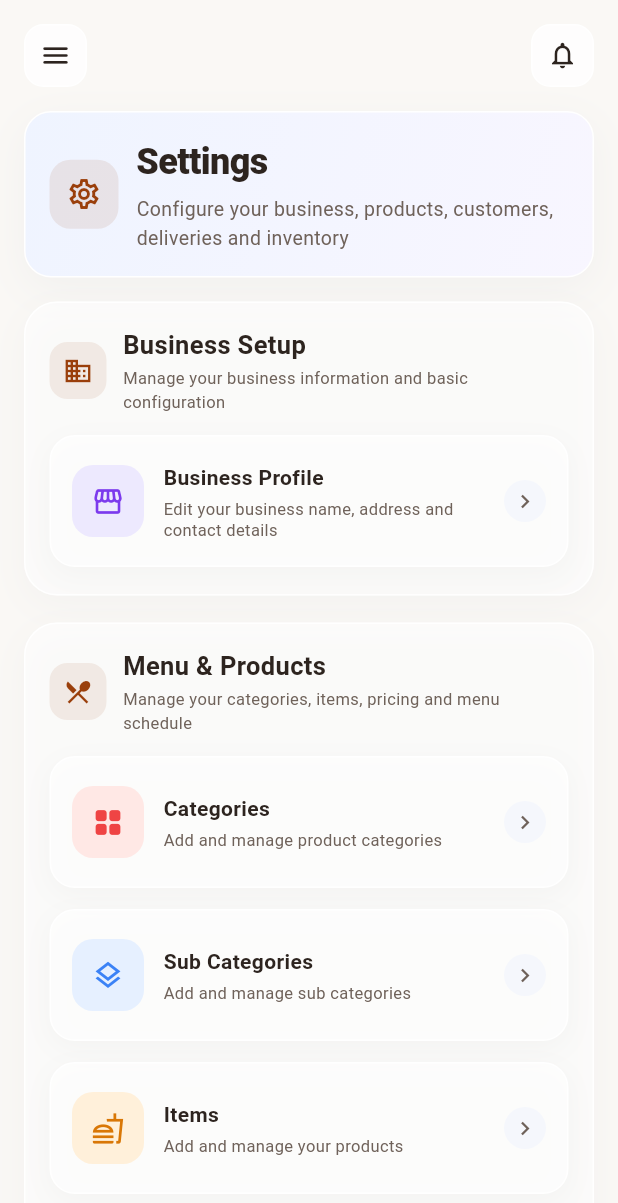
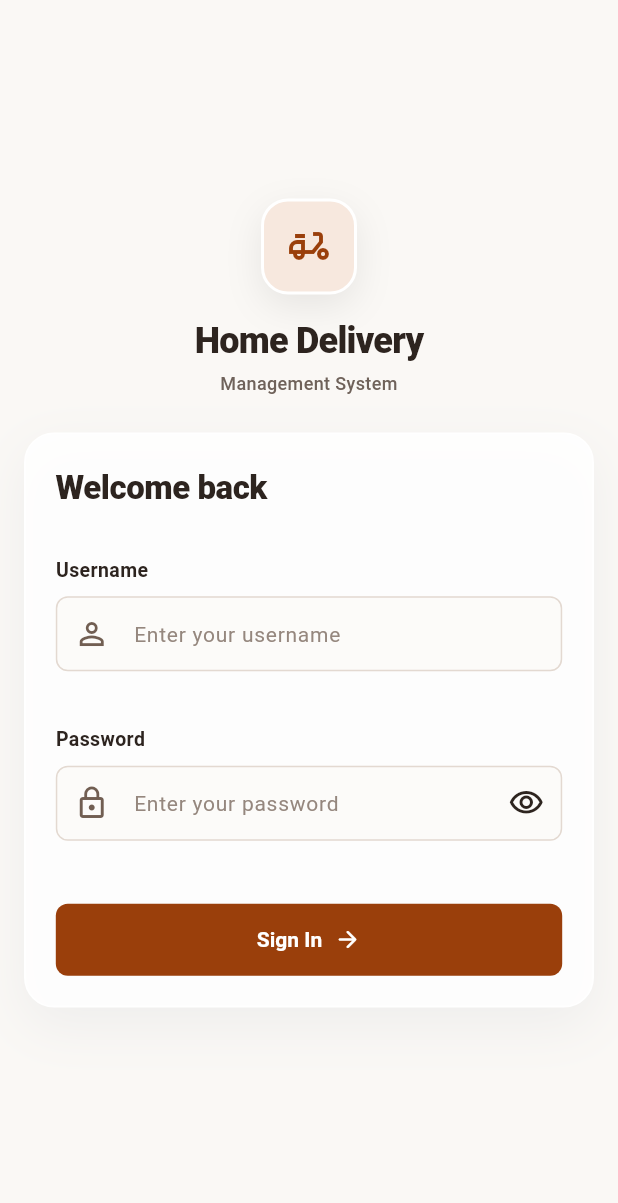
Before and after one commit to vedyainfotech/hd_pos, a Flutter app: the screen it shows after launch, on a phone screen of 412 x 824 dp. Shown: the top 1203 px of the screen. Run offline on Flutter 3.47's test engine with Material 3 defaults, Android fonts, the phone set to English and light mode, and no system bars.

Commit message:
Settings screen login

```diff
--- a/frontend/lib/features/auth/screens/login_Screen.dart
+++ b/frontend/lib/features/auth/screens/login_Screen.dart
@@ -0,0 +1,394 @@
+import 'package:flutter/material.dart';
+
+import '../../../core/theme/theme.dart';
+import '../../settings/screens/home_delivery_settings_screen.dart';
+
+class LoginScreen extends StatefulWidget {
+  const LoginScreen({super.key});
+
+  @override
+  State<LoginScreen> createState() => _LoginScreenState();
+}
+
+class _LoginScreenState extends State<LoginScreen> {
+  final _formKey = GlobalKey<FormState>();
+
+  final _usernameController = TextEditingController();
+  final _passwordController = TextEditingController();
+
+  bool _obscurePassword = true;
+  bool _isLoading = false;
+
+  @override
+  void dispose() {
+    _usernameController.dispose();
+    _passwordController.dispose();
+    super.dispose();
+  }
+
+  // ============================================================
+  // LOGIN
+  // ============================================================
+
+  Future<void> _login() async {
+    FocusScope.of(context).unfocus();
+
+    if (!_formKey.currentState!.validate()) {
+      return;
+    }
+
+    setState(() {
+      _isLoading = true;
+    });
+
+    // UI-only login for now.
+    // Backend authentication will be connected later.
+    await Future.delayed(
+      const Duration(milliseconds: 700),
+    );
+
+    if (!mounted) return;
+
+    setState(() {
+      _isLoading = false;
+    });
+
+    Navigator.pushReplacement(
+      context,
+      MaterialPageRoute(
+        builder: (_) => const HomeDeliverySettingsScreen(),
+      ),
+    );
+  }
+
+  // ============================================================
+  // BUILD
+  // ============================================================
+
+  @override
+  Widget build(BuildContext context) {
+    return Scaffold(
+      backgroundColor: AppColors.background,
+      body: SafeArea(
+        child: LayoutBuilder(
+          builder: (context, constraints) {
+            final width = constraints.maxWidth;
+            final height = constraints.maxHeight;
+
+            final bool isMobile = width < 600;
+            final bool isTablet = width >= 600 && width < 1000;
+
+            final double cardWidth = isMobile
+                ? width - 32
+                : isTablet
+                    ? 440
+                    : 460;
+
+            return Center(
+              child: SingleChildScrollView(
+                padding: EdgeInsets.symmetric(
+                  horizontal: isMobile ? 16 : 24,
+                  vertical: 24,
+                ),
+                child: ConstrainedBox(
+                  constraints: BoxConstraints(
+                    maxWidth: cardWidth,
+                    minHeight: height > 700 ? 0 : height - 48,
+                  ),
+                  child: Column(
+                    mainAxisAlignment: MainAxisAlignment.center,
+                    children: [
+                      _buildBranding(
+                        isMobile: isMobile,
+                      ),
+
+                      SizedBox(
+                        height: isMobile ? 24 : 30,
+                      ),
+
+                      _buildLoginCard(
+                        isMobile: isMobile,
+                      ),
+
+                      const SizedBox(height: 20),
+                    ],
+                  ),
+                ),
+              ),
+            );
+          },
+        ),
+      ),
+    );
+  }
+
+  // ============================================================
+  // BRANDING
+  // ============================================================
+
+  Widget _buildBranding({
+    required bool isMobile,
+  }) {
+    return Column(
+      children: [
+        Container(
+          width: isMobile ? 64 : 72,
+          height: isMobile ? 64 : 72,
+          decoration: BoxDecoration(
+            color: AppColors.primarySoft,
+            borderRadius: BorderRadius.circular(
+              isMobile ? 18 : 20,
+            ),
+            border: Border.all(
+              color: Colors.white,
+              width: 2,
+            ),
+            boxShadow: [
+              BoxShadow(
+                color: AppColors.shadow,
+                blurRadius: 20,
+                offset: const Offset(0, 8),
+              ),
+            ],
+          ),
+          child: Icon(
+            Icons.delivery_dining_outlined,
+            color: AppColors.primary,
+            size: isMobile ? 32 : 36,
+          ),
+        ),
+
+        const SizedBox(height: 14),
+
+        Text(
+          'Home Delivery',
+          textAlign: TextAlign.center,
+          style: TextStyle(
+            color: AppColors.textPrimary,
+            fontSize: isMobile ? 24 : 28,
+            fontWeight: FontWeight.w800,
+            letterSpacing: -0.5,
+          ),
+        ),
+
+        const SizedBox(height: 3),
+
+        Text(
+          'Management System',
+          textAlign: TextAlign.center,
+          style: TextStyle(
+            color: AppColors.textSecondary,
+            fontSize: isMobile ? 12 : 13,
+            fontWeight: FontWeight.w500,
+          ),
+        ),
+      ],
+    );
+  }
+
+  // ============================================================
+  // LOGIN CARD
+  // ============================================================
+
+  Widget _buildLoginCard({
+    required bool isMobile,
+  }) {
+    return Container(
+      width: double.infinity,
+      padding: EdgeInsets.all(
+        isMobile ? 20 : 28,
+      ),
+      decoration: BoxDecoration(
+        color: Colors.white.withValues(
+          alpha: 0.88,
+        ),
+        borderRadius: BorderRadius.circular(
+          isMobile ? 20 : 24,
+        ),
+        border: Border.all(
+          color: Colors.white,
+          width: 1.2,
+        ),
+        boxShadow: [
+          BoxShadow(
+            color: const Color(0xFF64748B).withValues(
+              alpha: 0.08,
+            ),
+            blurRadius: 30,
+            offset: const Offset(0, 12),
+          ),
+        ],
+      ),
+      child: Form(
+        key: _formKey,
+        child: Column(
+          crossAxisAlignment: CrossAxisAlignment.start,
+          children: [
+            // ======================================================
+            // TITLE
+            // ======================================================
+
+            Text(
+              'Welcome back',
+              style: TextStyle(
+                color: AppColors.textPrimary,
+                fontSize: isMobile ? 22 : 24,
+                fontWeight: FontWeight.w800,
+                letterSpacing: -0.3,
+              ),
+            ),
+
+            const SizedBox(height: 6),
+
+            SizedBox(
+              height: isMobile ? 24 : 28,
+            ),
+
+            // ======================================================
+            // USERNAME
+            // ======================================================
+
+            const Text(
+              'Username',
+              style: TextStyle(
+                color: AppColors.textPrimary,
+                fontSize: 13,
+                fontWeight: FontWeight.w600,
+              ),
+            ),
+
+            const SizedBox(height: 8),
+
+            SizedBox(
+              height: 68,
+              child: TextFormField(
+                controller: _usernameController,
+                textInputAction: TextInputAction.next,
+                keyboardType: TextInputType.text,
+                decoration: const InputDecoration(
+                  hintText: 'Enter your username',
+                  prefixIcon: Icon(
+                    Icons.person_outline,
+                  ),
+                  errorStyle: TextStyle(
+                    fontSize: 11,
+                    height: 1.1,
+                  ),
+                ),
+                validator: (value) {
+                  if (value == null ||
+                      value.trim().isEmpty) {
+                    return 'Please enter your username';
+                  }
+
+                  return null;
+                },
+              ),
+            ),
+
+            const SizedBox(height: 18),
+
+            // ======================================================
+            // PASSWORD
+            // ======================================================
+
+            const Text(
+              'Password',
+              style: TextStyle(
+                color: AppColors.textPrimary,
+                fontSize: 13,
+                fontWeight: FontWeight.w600,
+              ),
+            ),
+
+            const SizedBox(height: 8),
+
+            SizedBox(
+              height: 68,
+              child: TextFormField(
+                controller: _passwordController,
+                obscureText: _obscurePassword,
+                textInputAction: TextInputAction.done,
+                onFieldSubmitted: (_) => _login(),
+                decoration: InputDecoration(
+                  hintText: 'Enter your password',
+                  prefixIcon: const Icon(
+                    Icons.lock_outline,
+                  ),
+                  suffixIcon: IconButton(
+                    tooltip: _obscurePassword
+                        ? 'Show password'
+                        : 'Hide password',
+                    onPressed: () {
+                      setState(() {
+                        _obscurePassword =
+                            !_obscurePassword;
+                      });
+                    },
+                    icon: Icon(
+                      _obscurePassword
+                          ? Icons.visibility_outlined
+                          : Icons.visibility_off_outlined,
+                    ),
+                  ),
+                  errorStyle: const TextStyle(
+                    fontSize: 11,
+                    height: 1.1,
+                  ),
+                ),
+                validator: (value) {
+                  if (value == null ||
+                      value.isEmpty) {
+                    return 'Please enter your password';
+                  }
+
+                  return null;
+                },
+              ),
+            ),
+
+            const SizedBox(height: 24),
+
+            // ======================================================
+            // SIGN IN BUTTON
+            // ======================================================
+
+            SizedBox(
+              width: double.infinity,
+              height: 48,
+              child: ElevatedButton(
+                onPressed: _isLoading
+                    ? null
+                    : _login,
+                child: _isLoading
+                    ? const SizedBox(
+                        width: 20,
+                        height: 20,
+                        child: CircularProgressIndicator(
+                          strokeWidth: 2,
+                          valueColor:
+                              AlwaysStoppedAnimation<Color>(
+                            Colors.white,
+                          ),
+                        ),
+                      )
+                    : const Row(
+                        mainAxisAlignment:
+                            MainAxisAlignment.center,
+                        children: [
+                          Text('Sign In'),
+                          SizedBox(width: 8),
+                          Icon(
+                            Icons.arrow_forward_rounded,
+                            size: 18,
+                          ),
+                        ],
+                      ),
+              ),
+            ),
+          ],
+        ),
+      ),
+    );
+  }
+}
--- a/frontend/lib/features/settings/screens/home_delivery_settings_screen.dart
+++ b/frontend/lib/features/settings/screens/home_delivery_settings_screen.dart
@@ -6,6 +6,7 @@ import '../../home/payment/screens/payment_screen.dart';
 import '../../home/roles/screens/role_screen.dart';
 import '../../home/sub_categories/screens/sub_category_screens.dart';
 import '../../home/menu_scheduling/screens/menu_scheduling_screen.dart';
+import '../../auth/screens/login_screen.dart';
 
 class HomeDeliverySettingsScreen extends StatelessWidget {
   const HomeDeliverySettingsScreen({super.key});
@@ -32,6 +33,7 @@ class HomeDeliverySettingsScreen extends StatelessWidget {
                   elevation: 0,
                   child: SafeArea(
                     child: _buildSidebar(
+                      context,
                       width: 280,
                       compact: false,
                       isDrawer: true,
@@ -47,12 +49,12 @@ class HomeDeliverySettingsScreen extends StatelessWidget {
                 // DESKTOP SIDEBAR
                 // ======================================================
 
-                if (isDesktop) _buildSidebar(width: 225, compact: false),
+                if (isDesktop) _buildSidebar(context, width: 225, compact: false),
 
                 // ======================================================
                 // TABLET SIDEBAR
                 // ======================================================
-                if (isTablet) _buildSidebar(width: 80, compact: true),
+                if (isTablet) _buildSidebar(context, width: 80, compact: true),
 
                 // ======================================================
                 // MAIN CONTENT
@@ -419,7 +421,8 @@ class HomeDeliverySettingsScreen extends StatelessWidget {
   // SIDEBAR
   // ============================================================
 
-  Widget _buildSidebar({
+  Widget _buildSidebar(
+     BuildContext context, {
     required double width,
     bool compact = false,
     bool isDrawer = false,
@@ -501,22 +504,121 @@ class HomeDeliverySettingsScreen extends StatelessWidget {
          if (!compact)
   Container(
     margin: const EdgeInsets.all(14),
-              padding: const EdgeInsets.all(14),
     decoration: BoxDecoration(
       color: const Color(0xFFF4F7FF),
       borderRadius: BorderRadius.circular(16),
+      border: Border.all(
+        color: Colors.white,
       ),
-              child: const Row(
+    ),
+    child: Column(
       children: [
-                  Icon(Icons.help_outline, color: AppColors.primary, size: 20),
-                  SizedBox(width: 10),
-                  Expanded(
+        // PROFILE
+        InkWell(
+          borderRadius: const BorderRadius.vertical(
+            top: Radius.circular(16),
+          ),
+          onTap: () {
+            // TODO: Open profile page
+          },
+          child: Padding(
+            padding: const EdgeInsets.all(12),
+            child: Row(
+              children: [
+                const CircleAvatar(
+                  radius: 20,
+                  backgroundColor: AppColors.primary,
                   child: Text(
-                      'Manage your business, customers and deliveries all in one place.',
+                    'B',
+                    style: TextStyle(
+                      color: Colors.white,
+                      fontWeight: FontWeight.w700,
+                      fontSize: 16,
+                    ),
+                  ),
+                ),
+
+                const SizedBox(width: 10),
+
+                const Expanded(
+                  child: Column(
+                    crossAxisAlignment: CrossAxisAlignment.start,
+                    children: [
+                      Text(
+                        'Bhanu Prakash',
+                        maxLines: 1,
+                        overflow: TextOverflow.ellipsis,
+                        style: TextStyle(
+                          color: AppColors.textPrimary,
+                          fontSize: 12,
+                          fontWeight: FontWeight.w700,
+                        ),
+                      ),
+                      SizedBox(height: 2),
+                      Text(
+                        'Administrator',
                         style: TextStyle(
                           color: AppColors.textSecondary,
-                        fontSize: 11,
-                        height: 1.4,
+                          fontSize: 10,
+                        ),
+                      ),
+                    ],
+                  ),
+                ),
+
+                const Icon(
+                  Icons.chevron_right,
+                  size: 18,
+                  color: AppColors.textSecondary,
+                ),
+              ],
+            ),
+          ),
+        ),
+
+        // DIVIDER
+        const Divider(
+          height: 1,
+          indent: 12,
+          endIndent: 12,
+          color: Colors.white,
+        ),
+// LOGOUT
+InkWell(
+  borderRadius: const BorderRadius.vertical(
+    bottom: Radius.circular(16),
+  ),
+  onTap: () {
+    Navigator.pushAndRemoveUntil(
+      context,
+      MaterialPageRoute(
+        builder: (_) => const LoginScreen(),
+      ),
+      (route) => false,
+    );
+  },
+  child: const Padding(
+    padding: EdgeInsets.symmetric(
+      horizontal: 12,
+      vertical: 11,
+    ),
+    child: Row(
+      children: [
+        Icon(
+          Icons.logout_outlined,
+          color: Color(0xFFB45309),
+          size: 19,
+        ),
+        SizedBox(width: 10),
+        Text(
+          'Logout',
+          style: TextStyle(
+            color: Color(0xFFB45309),
+            fontSize: 12,
+            fontWeight: FontWeight.w600,
+          ),
+        ),
+      ],
     ),
   ),
 ),
@@ -647,7 +749,11 @@ class HomeDeliverySettingsScreen extends StatelessWidget {
           child: const Row(
             children: [
               SizedBox(width: 13),
-                Icon(Icons.search, color: AppColors.textSecondary, size: 19),
+              Icon(
+                Icons.search,
+                color: AppColors.textSecondary,
+                size: 19,
+              ),
               SizedBox(width: 9),
               Text(
                 'Search...',
@@ -660,7 +766,8 @@ class HomeDeliverySettingsScreen extends StatelessWidget {
           ),
         ),
 
-        if (!isMobile && !isTablet) const SizedBox(width: 14),
+      if (!isMobile && !isTablet)
+        const SizedBox(width: 14),
 
       // ==========================================================
       // NOTIFICATION
@@ -679,56 +786,9 @@ class HomeDeliverySettingsScreen extends StatelessWidget {
           size: 21,
         ),
       ),
-
-        // ==========================================================
-        // PROFILE
-        // ==========================================================
-        if (!isMobile) ...[
-          const SizedBox(width: 12),
-
-          Container(
-            padding: const EdgeInsets.symmetric(horizontal: 10, vertical: 7),
-            decoration: BoxDecoration(
-              color: Colors.white.withValues(alpha: 0.75),
-              borderRadius: BorderRadius.circular(14),
-              border: Border.all(color: Colors.white),
-            ),
-            child: const Row(
-              children: [
-                CircleAvatar(
-                  radius: 15,
-                  backgroundColor: AppColors.primary,
-                  child: Text(
-                    'B',
-                    style: TextStyle(
-                      color: Colors.white,
-                      fontWeight: FontWeight.w700,
-                    ),
-                  ),
-                ),
-                SizedBox(width: 8),
-                Text(
-                  'Owner',
-                  style: TextStyle(
-                    color: AppColors.textPrimary,
-                    fontSize: 13,
-                    fontWeight: FontWeight.w600,
-                  ),
-                ),
-                SizedBox(width: 3),
-                Icon(
-                  Icons.keyboard_arrow_down,
-                  size: 17,
-                  color: AppColors.textSecondary,
-                ),
-              ],
-            ),
-          ),
-        ],
     ],
   );
 }
-
   // ============================================================
   // PAGE HEADER
   // ============================================================
--- a/frontend/lib/main.dart
+++ b/frontend/lib/main.dart
@@ -1,7 +1,7 @@
 import 'package:flutter/material.dart';
 
 import 'core/theme/theme.dart';
-import 'features/settings/screens/home_delivery_settings_screen.dart';
+import 'features/auth/screens/login_screen.dart';
 
 void main() {
   runApp(const HDPosApp());
@@ -16,7 +16,7 @@ class HDPosApp extends StatelessWidget {
       debugShowCheckedModeBanner: false,
       title: 'Home Delivery POS',
       theme: AppTheme.lightTheme,
-      home: const HomeDeliverySettingsScreen(),
+      home: const LoginScreen(),
     );
   }
 }
```
Lines whose indentation alone changed are shown as unchanged.
